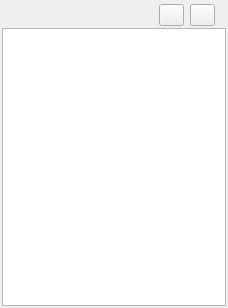
The window that zlabel/resources/ui/dock_anno.ui (ZhengGroupLZU/ZLabel) describes before a commit, drawn with Qt 5.
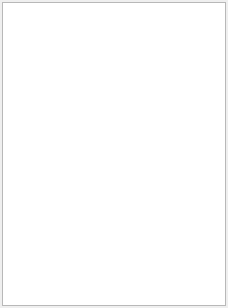
The same window after the commit. Icons and pictures are not drawn. Custom widgets are drawn as their Qt base class.

```diff
--- a/zlabel/resources/ui/dock_anno.ui
+++ b/zlabel/resources/ui/dock_anno.ui
@@ -30,91 +30,7 @@
     <number>2</number>
    </property>
    <item>
-    <widget class="QWidget" name="widget" native="true">
-     <layout class="QHBoxLayout" name="horizontalLayout">
-      <property name="leftMargin">
-       <number>2</number>
-      </property>
-      <property name="topMargin">
-       <number>2</number>
-      </property>
-      <property name="rightMargin">
-       <number>2</number>
-      </property>
-      <property name="bottomMargin">
-       <number>0</number>
-      </property>
-      <item>
-       <spacer name="horizontalSpacer">
-        <property name="orientation">
-         <enum>Qt::Horizontal</enum>
-        </property>
-        <property name="sizeHint" stdset="0">
-         <size>
-          <width>40</width>
-          <height>20</height>
-         </size>
-        </property>
-       </spacer>
-      </item>
-      <item>
-       <widget class="QPushButton" name="button_prev_group">
-        <property name="maximumSize">
-         <size>
-          <width>25</width>
-          <height>16777215</height>
-         </size>
-        </property>
-        <property name="text">
-         <string/>
-        </property>
-        <property name="icon">
-         <iconset resource="../icons.qrc">
-          <normaloff>:/icon/icons/back.svg</normaloff>:/icon/icons/back.svg</iconset>
-        </property>
-       </widget>
-      </item>
-      <item>
-       <widget class="QPushButton" name="button_next_group">
-        <property name="maximumSize">
-         <size>
-          <width>25</width>
-          <height>16777215</height>
-         </size>
-        </property>
-        <property name="text">
-         <string/>
-        </property>
-        <property name="icon">
-         <iconset resource="../icons.qrc">
-          <normaloff>:/icon/icons/next.svg</normaloff>:/icon/icons/next.svg</iconset>
-        </property>
-       </widget>
-      </item>
-      <item>
-       <widget class="QLabel" name="label">
-        <property name="minimumSize">
-         <size>
-          <width>3</width>
-          <height>0</height>
-         </size>
-        </property>
-        <property name="maximumSize">
-         <size>
-          <width>3</width>
-          <height>16777215</height>
-         </size>
-        </property>
-        <property name="text">
-         <string/>
-        </property>
-       </widget>
-      </item>
-     </layout>
-    </widget>
-   </item>
-   <item>
-    <widget class="QListWidget" name="listWidget">
+    <widget class="ZListWidget" name="listWidget">
      <property name="selectionMode">
       <enum>QAbstractItemView::ExtendedSelection</enum>
      </property>
@@ -122,6 +38,13 @@
    </item>
   </layout>
  </widget>
+ <customwidgets>
+  <customwidget>
+   <class>ZListWidget</class>
+   <extends>QListWidget</extends>
+   <header>zlabel.widgets.zwidgets</header>
+  </customwidget>
+ </customwidgets>
  <resources>
   <include location="../icons.qrc"/>
  </resources>
```
